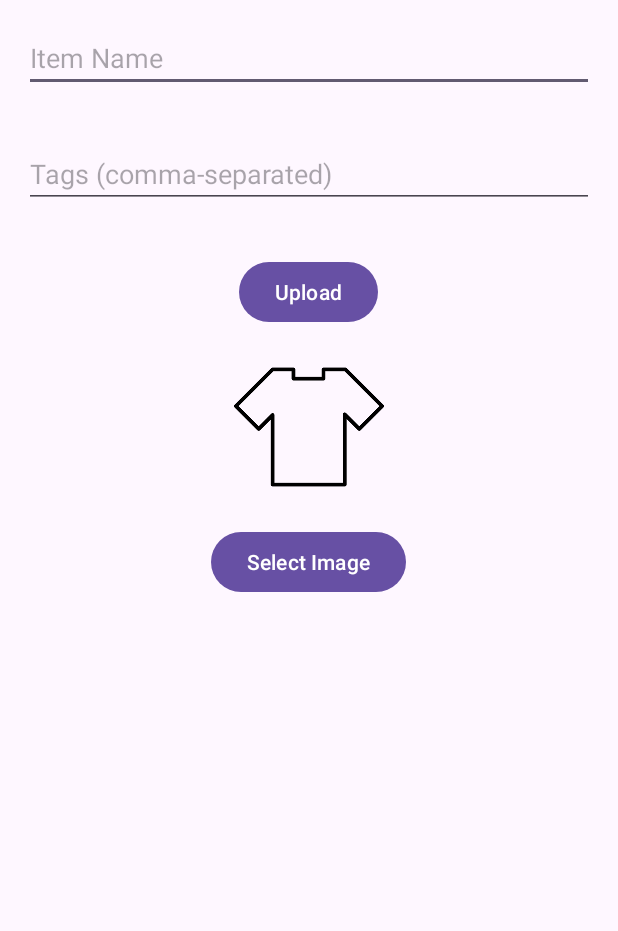
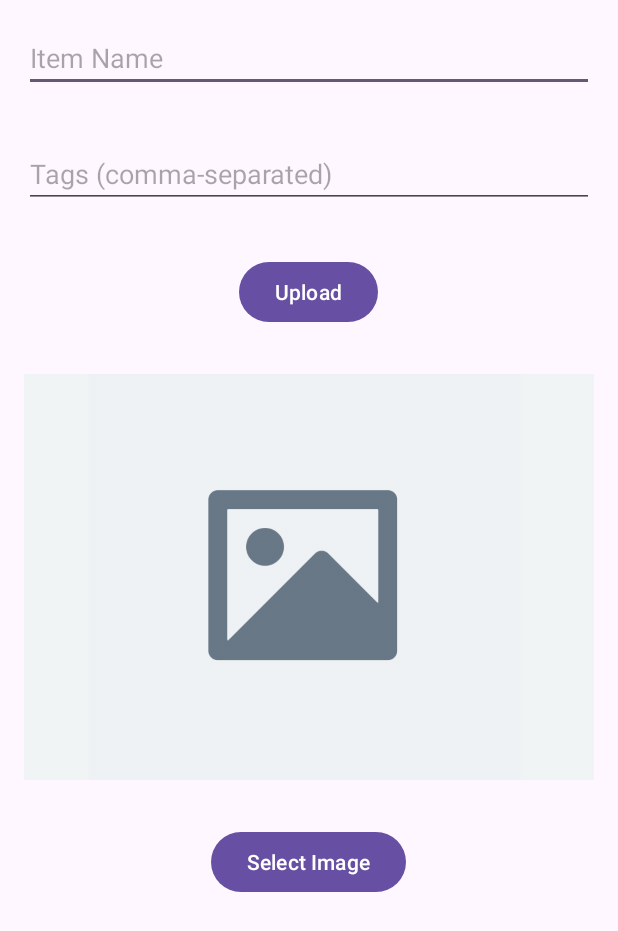
Before and after one commit to gracewang25/CampusCloset-MaxS-GraceW, an Android app: the CreateListing screen opened directly, with no data from a screen before it, on a phone screen of 412 x 824 dp. Shown: the top 931 px of the screen. Run offline under Robolectric (Android 15) with nearby library versions, the phone set to English and light mode, and no system bars; our stand-ins replace Firebase (no records; nobody signed in at launch, a user with empty details on screens opened directly); pictures from the network do not load.

Commit message:
little changes

```diff
--- a/app/src/main/res/layout/activity_create_listing.xml
+++ b/app/src/main/res/layout/activity_create_listing.xml
@@ -19,25 +19,6 @@
         android:layout_below="@id/editTextItemName"
         android:layout_margin="16dp"/>
 
-    <Button
-        android:id="@+id/buttonUpload"
-        android:layout_width="wrap_content"
-        android:layout_height="wrap_content"
-        android:text="Upload"
-        android:layout_below="@id/editTextTags"
-        android:layout_centerHorizontal="true"
-        android:layout_marginTop="16dp"/>
-
-    <!-- ImageView for displaying selected image -->
-    <ImageView
-        android:id="@+id/imageView"
-        android:layout_width="100dp"
-        android:layout_height="100dp"
-        android:src="@drawable/placeholder_image"
-        android:layout_below="@id/buttonUpload"
-        android:layout_centerHorizontal="true"
-        android:layout_marginTop="16dp"/>
-
     <!-- Button for selecting image -->
     <Button
         android:id="@+id/buttonSelectImage"
@@ -48,4 +29,24 @@
         android:layout_centerHorizontal="true"
         android:layout_marginTop="16dp"/>
 
+
+    <!-- ImageView for displaying selected image -->
+    <ImageView
+        android:id="@+id/imageView"
+        android:layout_width="380dp"
+        android:layout_height="300dp"
+        android:src="@drawable/placeholder_image"
+        android:layout_below="@id/buttonUpload"
+        android:layout_centerHorizontal="true"
+        android:layout_marginTop="16dp"/>
+
+    <Button
+        android:id="@+id/buttonUpload"
+        android:layout_width="wrap_content"
+        android:layout_height="wrap_content"
+        android:text="Upload"
+        android:layout_below="@id/editTextTags"
+        android:layout_centerHorizontal="true"
+        android:layout_marginTop="16dp"/>
+
 </RelativeLayout>
--- a/app/src/main/res/layout/grid_item_layout.xml
+++ b/app/src/main/res/layout/grid_item_layout.xml
@@ -6,8 +6,8 @@
 
     <ImageView
         android:id="@+id/imageViewGrid"
-        android:layout_width="100dp"
-        android:layout_height="100dp"
+        android:layout_width="250dp"
+        android:layout_height="250dp"
         android:scaleType="centerCrop"
         android:src="@drawable/placeholder_image"/>
 
```
Also changed, not shown: app/src/main/res/drawable/placeholder_image.png.
